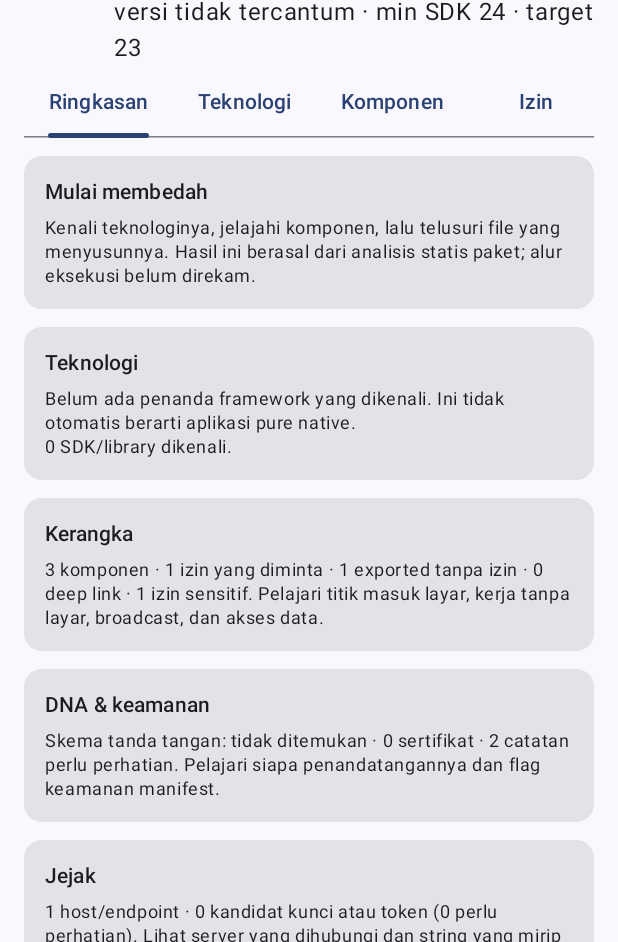
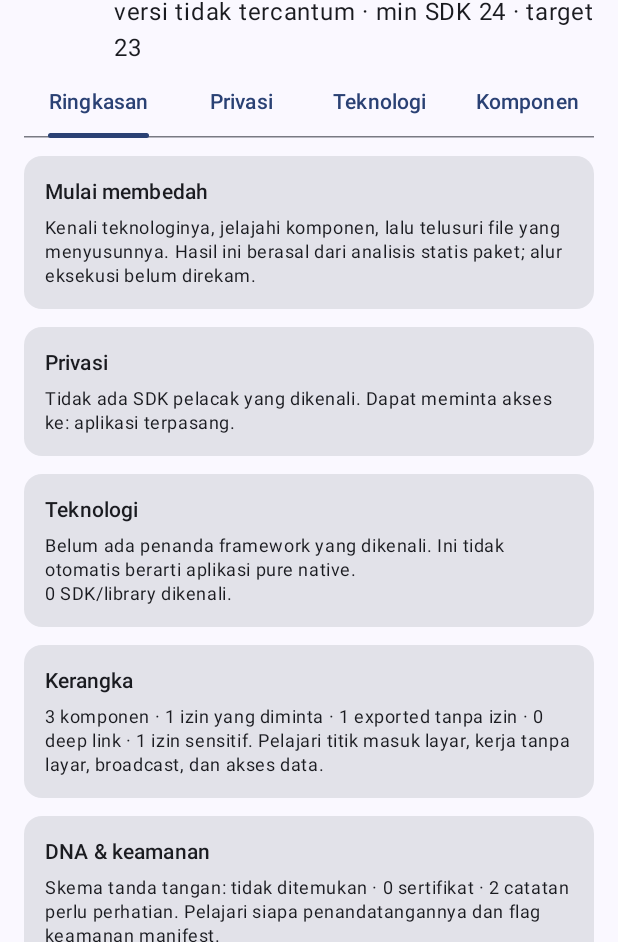
Before and after one commit to dromadi/APKAnatomy, an Android app built with Jetpack Compose: the screen it shows after launch (MainActivity), after a tap on "APKAnatomy", on a phone screen of 412 x 824 dp, the part 294-1236 px from its top. Run offline under Robolectric (Android 15) with nearby library versions, the phone set to English and light mode, and no system bars; our stand-ins replace AdMob, Firebase (no records; nobody signed in at launch, a user with empty details on screens opened directly), Picasso, Room's generated code, RxJava and 1 more; libraries missing offline, so code that uses them is left out: org.jf.dexlib2; pictures from the network do not load.

Commit message:
feat: add a plain-language privacy profile in alpha.17
- privacyProfile() (domain) combines tracker SDKs by purpose (ads,
  attribution, analytics, crash reporting, notifications), requested
  permissions grouped into fifteen data categories with runtime-prompt
  information, advertising ID use and tracker hosts from Jejak.
- New Privasi tab after the overview with a one-paragraph summary, also on
  the overview, in exports and in the Banding diff.
- States clearly that this is static evidence and points to the Play Store
  data-safety section for comparison.

Co-Authored-By: Claude Opus 5.5 <noreply@anthropic.com>
Claude-Session: https://claude.ai/code/session_01HN7HstndojCRBKvk7MkLBj

```diff
--- a/app/build.gradle.kts
+++ b/app/build.gradle.kts
@@ -9,8 +9,8 @@ android {
         applicationId = "com.apkanatomy.app"
         minSdk = 26
         targetSdk = 35
-        versionCode = 16
-        versionName = "0.1.0-alpha.16"
+        versionCode = 17
+        versionName = "0.1.0-alpha.17"
     }
     buildFeatures { compose = true }
     testOptions {
--- a/app/src/main/java/com/apkanatomy/app/AnatomyReportScreen.kt
+++ b/app/src/main/java/com/apkanatomy/app/AnatomyReportScreen.kt
@@ -31,7 +31,7 @@ import kotlinx.coroutines.launch
 internal fun AnatomyReportScreen(report: AnatomyReport, loadPreview: suspend (ArchiveEntry) -> FilePreview,
     baseline: AnatomyReport? = null, clearBaseline: () -> Unit = {}) {
     var selectedTab by rememberSaveable(report.packageName, report.source) { mutableIntStateOf(0) }
-    val tabs = listOf("Ringkasan", "Teknologi", "Komponen", "Izin", "Kemampuan", "Isi APK", "Kode", "Manifest", "DNA", "Kulit", "Jejak") + listOfNotNull(baseline?.let { "Banding" })
+    val tabs = listOf("Ringkasan", "Privasi", "Teknologi", "Komponen", "Izin", "Kemampuan", "Isi APK", "Kode", "Manifest", "DNA", "Kulit", "Jejak") + listOfNotNull(baseline?.let { "Banding" })
     // The Banding tab disappears when the baseline is cleared.
     val tab = selectedTab.coerceAtMost(tabs.lastIndex)
     Row(Modifier.padding(top = 12.dp), horizontalArrangement = Arrangement.spacedBy(12.dp)) {
@@ -53,6 +53,7 @@ internal fun AnatomyReportScreen(report: AnatomyReport, loadPreview: suspend (Ar
     key(report.packageName, report.source) {
         when (tabs[tab]) {
             "Ringkasan" -> Overview(report) { name -> selectedTab = tabs.indexOf(name).coerceAtLeast(0) }
+            "Privasi" -> PrivacyScreen(report)
             "Teknologi" -> TechnologyScreen(report)
             "Komponen" -> ComponentsScreen(report)
             "Izin" -> PermissionsScreen(report)
@@ -73,6 +74,10 @@ private fun Overview(report: AnatomyReport, open: (String) -> Unit) {
     val s = report.structure
     LazyColumn(verticalArrangement = Arrangement.spacedBy(12.dp), contentPadding = PaddingValues(vertical = 12.dp)) {
         item { LessonCard("Mulai membedah", "Kenali teknologinya, jelajahi komponen, lalu telusuri file yang menyusunnya. Hasil ini berasal dari analisis statis paket; alur eksekusi belum direkam.") }
+        item {
+            val privacy = remember(report) { report.privacyProfile() }
+            LessonCard("Privasi", privacy.summary, onClick = { open("Privasi") })
+        }
         item { LessonCard("Teknologi", s.technologies.joinToString { it.name }.ifEmpty { "Belum ada penanda framework yang dikenali. Ini tidak otomatis berarti aplikasi pure native." } +
             "\n${report.sdks.size} SDK/library dikenali" + (report.sdks.takeIf { it.isNotEmpty() }?.joinToString(prefix = ": ") { it.name }?.take(160) ?: "."), onClick = { open("Teknologi") }) }
         item { LessonCard("Kerangka", "${report.components.size} komponen · ${report.permissions.size} izin yang diminta · ${report.components.openToAllApps().size} exported tanpa izin · ${report.components.sumOf { c -> c.intentFilters.count { it.isDeepLink } }} deep link · ${report.permissions.count { sensitivePermissionLesson(it.name) != null }} izin sensitif. Pelajari titik masuk layar, kerja tanpa layar, broadcast, dan akses data.", onClick = { open("Komponen") }) }
@@ -380,6 +385,24 @@ private fun CompareScreen(old: AnatomyReport, new: AnatomyReport, clearBaseline:
 }
 
 @Composable
+private fun PrivacyScreen(report: AnatomyReport) {
+    val p = remember(report) { report.privacyProfile() }
+    LazyColumn(verticalArrangement = Arrangement.spacedBy(10.dp), contentPadding = PaddingValues(vertical = 12.dp)) {
+        item { LessonCard("Ringkasan privasi", p.summary + "\n\nDisusun dari isi APK (SDK yang dibundel, izin yang diminta, alamat di string). Belum tentu semuanya aktif: izin runtime harus disetujui pengguna, dan SDK bisa saja tidak dipanggil. Bandingkan dengan bagian Keamanan Data di Google Play.") }
+        item { Text("Pelacak (${p.trackers.size})", style = MaterialTheme.typography.titleMedium) }
+        if (p.trackers.isEmpty()) item { Text("Tidak ada SDK iklan, analitik, atribusi, atau pelaporan crash yang dikenali.", style = MaterialTheme.typography.bodyMedium) }
+        items(p.trackers, key = { "tracker:${it.name}" }) { t -> LessonCard(t.name, "Tujuan: ${t.purpose}\nBukti: ${t.evidence.joinToString()}") }
+        item { Text("Data yang dapat diakses (${p.dataAccess.size})", style = MaterialTheme.typography.titleMedium) }
+        if (p.dataAccess.isEmpty()) item { Text("Tidak meminta izin untuk kategori data pribadi yang umum.", style = MaterialTheme.typography.bodyMedium) }
+        items(p.dataAccess, key = { "data:${it.category}" }) { d ->
+            LessonCard(d.category, d.explanation + "\n" + (if (d.runtimePrompt) "Pengguna ditanya saat aplikasi memintanya." else "Tidak muncul sebagai dialog izin biasa (diberikan saat instalasi atau lewat Pengaturan).") +
+                "\nIzin: " + d.permissions.joinToString { it.substringAfterLast('.') })
+        }
+        if (p.trackerHosts.isNotEmpty()) item { LessonCard("Alamat layanan pelacak (${p.trackerHosts.size})", p.trackerHosts.joinToString("\n") + "\nDitemukan di string aplikasi; lihat tab Jejak untuk lokasinya.") }
+    }
+}
+
+@Composable
 private fun CapabilitiesScreen(caps: Capabilities) {
     LazyColumn(verticalArrangement = Arrangement.spacedBy(10.dp), contentPadding = PaddingValues(vertical = 12.dp)) {
         item { LessonCard("Pelajari kemampuan", "Selain izin, manifest menyatakan perangkat keras yang dibutuhkan, aplikasi lain yang ingin dilihat, pekerjaan latar depan, library sistem, dan aturan backup. Google Play memakai fitur wajib untuk menyaring perangkat yang boleh memasang aplikasi.") }
--- a/domain/src/main/kotlin/com/apkanatomy/domain/Compare.kt
+++ b/domain/src/main/kotlin/com/apkanatomy/domain/Compare.kt
@@ -62,6 +62,12 @@ fun compareReports(old: AnatomyReport, new: AnatomyReport, now: Long): List<Diff
         (ov.keys intersect nv.keys).sorted().mapNotNullTo(this) { changed(it, ov[it], nv[it]) }
         addAll(setDiff(ov.keys, nv.keys, { it }))
     }),
+    DiffSection("Privasi", buildList {
+        addAll(setDiff(old.privacyProfile().dataAccess.map { it.category }, new.privacyProfile().dataAccess.map { it.category }, { "Akses data: $it" },
+            attention = { true }))
+        addAll(setDiff(old.privacyProfile().trackers.map { "${it.name} (${it.purpose})" }, new.privacyProfile().trackers.map { "${it.name} (${it.purpose})" },
+            { "Pelacak $it" }, attention = { true }))
+    }),
     DiffSection("Kemampuan", buildList {
         addAll(setDiff(old.capabilities.features.map { it.name }, new.capabilities.features.map { it.name }, { "Fitur $it" }))
         addAll(setDiff(old.capabilities.foregroundServices.flatMap { s -> s.types.map { "${s.service}: $it" } },
--- /dev/null
+++ b/domain/src/main/kotlin/com/apkanatomy/domain/Privacy.kt
@@ -0,0 +1,66 @@
+package com.apkanatomy.domain
+
+/** A bundled SDK whose job involves collecting usage or device data. */
+data class Tracker(val name: String, val purpose: String, val evidence: List<String>)
+
+/** A kind of personal data the app can ask for, with the permissions that grant it. */
+data class DataAccess(val category: String, val explanation: String, val permissions: List<String>, val runtimePrompt: Boolean)
+
+data class PrivacyProfile(
+    val trackers: List<Tracker>,
+    val dataAccess: List<DataAccess>,
+    /** Hosts of known ad/analytics/attribution services found in the app's strings. */
+    val trackerHosts: List<String>,
+    val usesAdvertisingId: Boolean,
+    val summary: String,
+)
+
+private val TRACKER_PURPOSE = mapOf(
+    "Google AdMob" to "Iklan", "Meta Audience Network" to "Iklan", "AppLovin" to "Iklan", "Unity Ads" to "Iklan", "ironSource" to "Iklan",
+    "Pangle" to "Iklan", "Mintegral" to "Iklan", "Vungle / Liftoff" to "Iklan",
+    "AppsFlyer" to "Atribusi pemasaran", "Adjust" to "Atribusi pemasaran",
+    "Firebase Analytics" to "Analitik", "Amplitude" to "Analitik", "Mixpanel" to "Analitik", "Facebook SDK" to "Analitik & login sosial",
+    "Firebase Crashlytics" to "Pelaporan crash", "Sentry" to "Pelaporan crash", "Bugsnag" to "Pelaporan crash",
+    "OneSignal" to "Notifikasi & segmentasi",
+)
+private val TRACKER_SERVICES = setOf("Iklan Google", "Google/Firebase Analytics", "Google Analytics", "Crashlytics", "Meta", "AppLovin", "Unity",
+    "AppsFlyer", "Adjust", "OneSignal", "Sentry")
+
+private class Category(val name: String, val explanation: String, val permissions: Set<String>, val runtime: Boolean = true)
+private const val P = "android.permission."
+private val CATEGORIES = listOf(
+    Category("Lokasi", "Posisi perangkat; lokasi presisi atau perkiraan.", setOf("${P}ACCESS_FINE_LOCATION", "${P}ACCESS_COARSE_LOCATION")),
+    Category("Lokasi di latar belakang", "Lokasi saat aplikasi tidak dibuka.", setOf("${P}ACCESS_BACKGROUND_LOCATION")),
+    Category("Kamera", "Foto dan video dari kamera.", setOf("${P}CAMERA")),
+    Category("Mikrofon", "Rekaman suara.", setOf("${P}RECORD_AUDIO")),
+    Category("Kontak & akun", "Daftar kontak dan akun di perangkat.", setOf("${P}READ_CONTACTS", "${P}WRITE_CONTACTS", "${P}GET_ACCOUNTS")),
+    Category("Kalender", "Acara kalender.", setOf("${P}READ_CALENDAR", "${P}WRITE_CALENDAR")),
+    Category("SMS", "Pesan teks.", setOf("${P}READ_SMS", "${P}RECEIVE_SMS", "${P}SEND_SMS", "${P}RECEIVE_MMS")),
+    Category("Telepon & log panggilan", "Status telepon, nomor, dan riwayat panggilan.", setOf("${P}READ_PHONE_STATE", "${P}READ_PHONE_NUMBERS", "${P}CALL_PHONE", "${P}READ_CALL_LOG", "${P}WRITE_CALL_LOG", "${P}ANSWER_PHONE_CALLS")),
+    Category("Foto, video & audio", "Media di penyimpanan bersama.", setOf("${P}READ_MEDIA_IMAGES", "${P}READ_MEDIA_VIDEO", "${P}READ_MEDIA_AUDIO", "${P}READ_MEDIA_VISUAL_USER_SELECTED", "${P}READ_EXTERNAL_STORAGE", "${P}WRITE_EXTERNAL_STORAGE")),
+    Category("Semua file", "Hampir semua file di penyimpanan bersama; diberikan lewat Pengaturan.", setOf("${P}MANAGE_EXTERNAL_STORAGE"), runtime = false),
+    Category("Kesehatan & aktivitas", "Sensor tubuh dan aktivitas fisik.", setOf("${P}BODY_SENSORS", "${P}BODY_SENSORS_BACKGROUND", "${P}ACTIVITY_RECOGNITION")),
+    Category("Perangkat sekitar", "Bluetooth dan Wi-Fi di sekitar (dapat menyiratkan lokasi).", setOf("${P}BLUETOOTH_SCAN", "${P}BLUETOOTH_CONNECT", "${P}NEARBY_WIFI_DEVICES", "${P}UWB_RANGING")),
+    Category("Aplikasi terpasang", "Daftar aplikasi lain di perangkat.", setOf("${P}QUERY_ALL_PACKAGES"), runtime = false),
+    Category("Statistik penggunaan", "Kapan dan berapa lama aplikasi lain dipakai; diberikan lewat Pengaturan.", setOf("${P}PACKAGE_USAGE_STATS"), runtime = false),
+    Category("ID iklan", "Advertising ID untuk iklan dan atribusi lintas aplikasi.", setOf("com.google.android.gms.permission.AD_ID"), runtime = false),
+)
+
+/** What the app could learn about its user, from static evidence only. */
+fun AnatomyReport.privacyProfile(): PrivacyProfile {
+    val requested = permissions.map { it.name }.toSet()
+    val trackers = sdks.mapNotNull { sdk -> TRACKER_PURPOSE[sdk.name]?.let { Tracker(sdk.name, it, sdk.evidence) } }
+    val access = CATEGORIES.mapNotNull { c ->
+        val used = c.permissions.filter { it in requested }
+        if (used.isEmpty()) null else DataAccess(c.name, c.explanation, used.sorted(), c.runtime)
+    }
+    val hosts = traces.hosts.filter { it.service in TRACKER_SERVICES }.map { it.host }
+    val adId = "com.google.android.gms.permission.AD_ID" in requested
+    val summary = buildString {
+        append(if (trackers.isEmpty()) "Tidak ada SDK pelacak yang dikenali." else "${trackers.size} SDK pelacak dibundel (${trackers.map { it.purpose }.distinct().joinToString()}).")
+        append(" ")
+        append(if (access.isEmpty()) "Tidak meminta akses ke kategori data pribadi yang umum." else "Dapat meminta akses ke: ${access.joinToString { it.category.lowercase() }}.")
+        if (adId) append(" Membaca ID iklan.")
+    }
+    return PrivacyProfile(trackers, access, hosts, adId, summary)
+}
```
Also changed, not shown: domain/src/main/kotlin/com/apkanatomy/domain/ReportExport.kt (+9 -0 lines), 4 other files.
